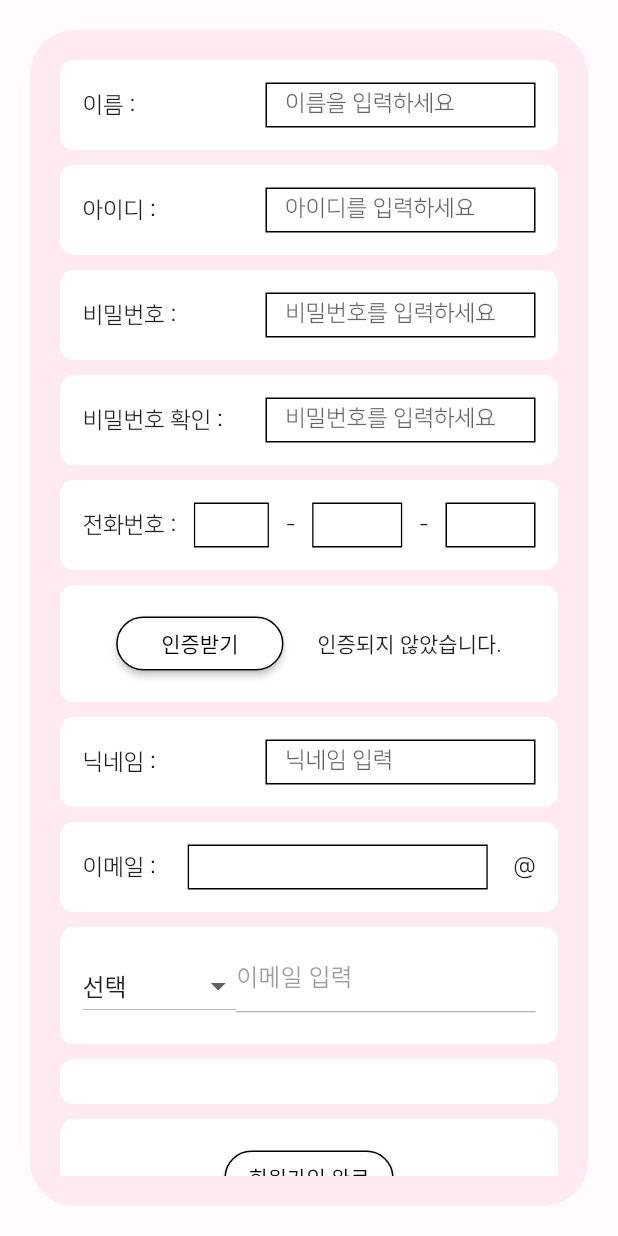
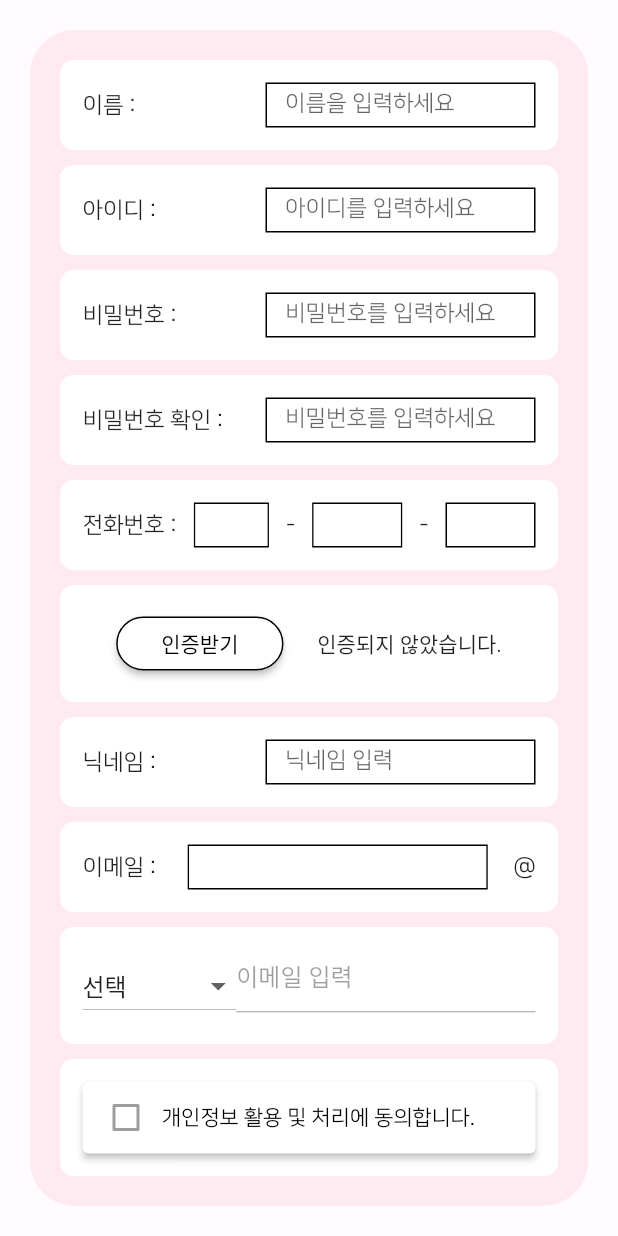
Before and after one commit to BeomyoonHeo/ggamf_front, a Flutter app: the JoinUserPage screen opened by its route, on a phone screen of 412 x 824 dp. Run offline on Flutter 3.47's test engine with Material 2 defaults, Android fonts, the phone set to English and light mode, and no system bars; our stand-ins replace flutter_svg, google_fonts; project files that could hold a hidden picture were left out.

Commit message:
임시저장

```diff
--- /dev/null
+++ b/lib/views/pages/join_user/components/agreement_provision_of_personal_information.dart
@@ -0,0 +1,68 @@
+import 'package:flutter/material.dart';
+
+class AgreementProvisionOfPersonalInformation extends StatefulWidget {
+  const AgreementProvisionOfPersonalInformation({
+    Key? key,
+  }) : super(key: key);
+
+  @override
+  State<AgreementProvisionOfPersonalInformation> createState() =>
+      _AgreementProvisionOfPersonalInformationState();
+}
+
+class _AgreementProvisionOfPersonalInformationState
+    extends State<AgreementProvisionOfPersonalInformation> {
+  @override
+  Widget build(BuildContext context) {
+    final size = MediaQuery.of(context).size;
+    return Container(
+      decoration: BoxDecoration(
+          color: Colors.white, borderRadius: BorderRadius.circular(9)),
+      padding: EdgeInsets.all(15),
+      child: ElevatedButton(
+        onPressed: () {
+          showModalBottomSheet(
+            context: context,
+            isScrollControlled: true,
+            shape:
+                RoundedRectangleBorder(borderRadius: BorderRadius.circular(30)),
+            builder: (context) {
+              return Container(
+                height: size.height * 0.9,
+                child: Padding(
+                  padding: const EdgeInsets.all(20),
+                  child: Container(
+                    decoration: BoxDecoration(
+                      border: Border.all(width: 1),
+                      borderRadius: BorderRadius.circular(30),
+                    ),
+                  ),
+                ),
+              );
+            },
+          );
+        },
+        child: Row(
+          children: [
+            Checkbox(
+              value: false,
+              onChanged: null,
+            ),
+            Text(
+              '개인정보 활용 및 처리에 동의합니다.',
+              style: TextStyle(fontFamily: 'NanumSquare', fontSize: 14),
+            ),
+          ],
+        ),
+        style: ButtonStyle(
+            padding: MaterialStatePropertyAll(
+              EdgeInsets.symmetric(
+                horizontal: 5,
+              ),
+            ),
+            backgroundColor: MaterialStatePropertyAll(Colors.white),
+            foregroundColor: MaterialStatePropertyAll(Colors.black)),
+      ),
+    );
+  }
+}
--- a/lib/views/pages/join_user/join_user_page.dart
+++ b/lib/views/pages/join_user/join_user_page.dart
@@ -1,5 +1,6 @@
 import 'package:flutter/material.dart';
 import 'package:ggamf_front/core/color.dart';
+import 'package:ggamf_front/views/pages/join_user/components/agreement_provision_of_personal_information.dart';
 import 'package:ggamf_front/views/pages/join_user/components/certification_number_button.dart';
 import 'package:ggamf_front/views/pages/join_user/components/confirm_join_user_button.dart';
 import 'package:ggamf_front/views/pages/join_user/components/email_dropdown_button.dart';
@@ -46,16 +47,7 @@ class JoinUserPage extends StatelessWidget {
                   SizedBox(height: 10),
                   EmailDropdownButton(),
                   SizedBox(height: 10),
-                  Container(
-                    decoration: BoxDecoration(
-                        color: Colors.white,
-                        borderRadius: BorderRadius.circular(9)),
-                    padding: EdgeInsets.all(15),
-                    child: Row(
-                      mainAxisAlignment: MainAxisAlignment.spaceEvenly,
-                      children: [],
-                    ),
-                  ),
+                  AgreementProvisionOfPersonalInformation(),
                   SizedBox(height: 10),
                   ConfirmJoinUserButton(),
                 ],
```
